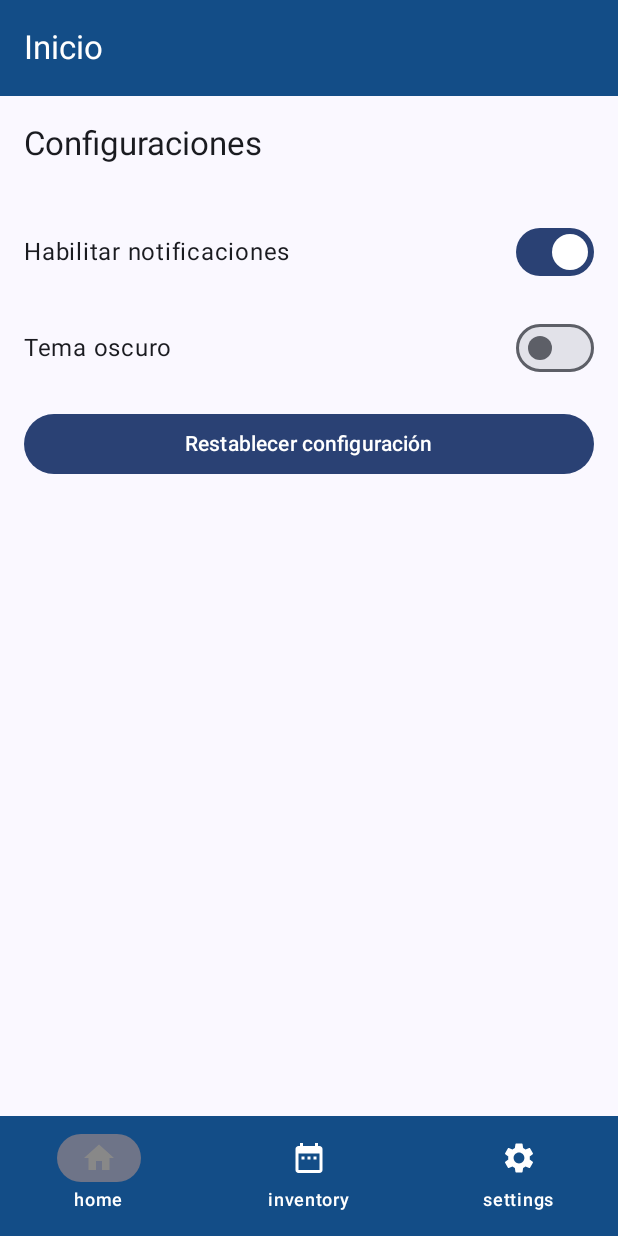
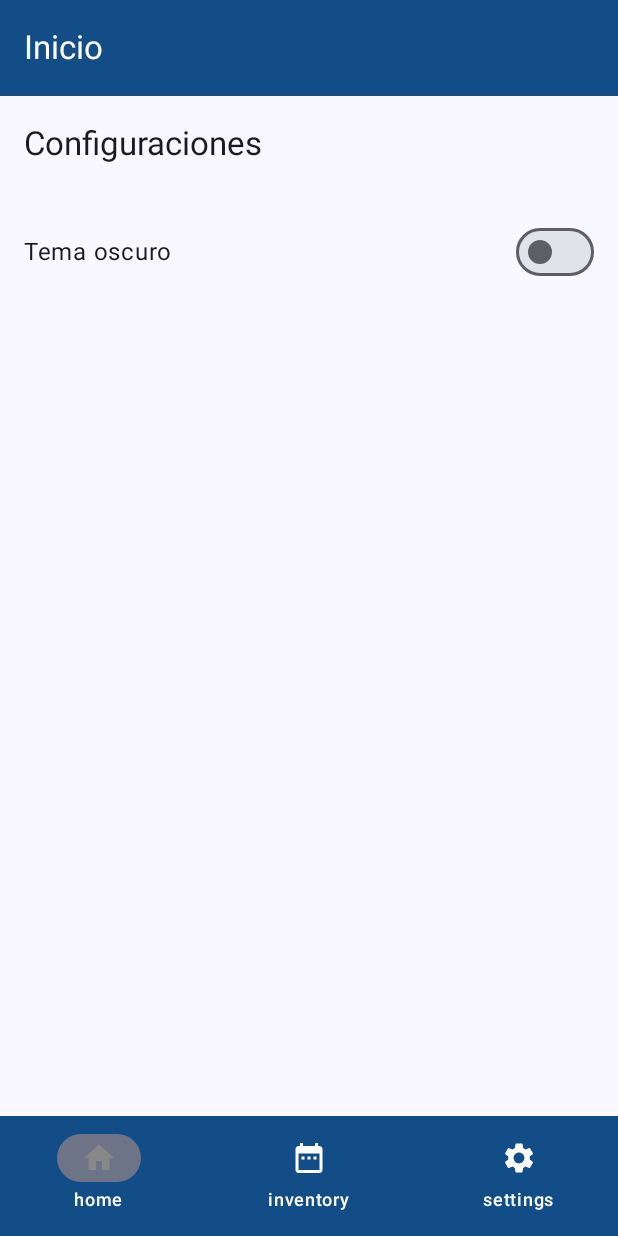
Before and after one commit to EzequielCalcanat/inventoryapp, an Android app built with Jetpack Compose: the SettingsScreen screen opened through its navigation route, on a phone screen of 412 x 824 dp. Run offline under Robolectric (Android 15) with nearby library versions, the phone set to English and light mode, and no system bars.

Commit message:
Remove unnecesary buttons from Settings

```diff
--- a/app/src/main/java/com/ezecalc/inventoryapp_mtw/ui/settings/SettingsScreen.kt
+++ b/app/src/main/java/com/ezecalc/inventoryapp_mtw/ui/settings/SettingsScreen.kt
@@ -16,7 +16,6 @@ fun SettingsScreen(
     isDarkThemeEnabled: Boolean,
     onThemeChange: (Boolean) -> Unit
 ) {
-    val isNotificationsEnabled = remember { mutableStateOf(true) }
 
     Scaffold(
         topBar = {
@@ -32,13 +31,6 @@ fun SettingsScreen(
                 .padding(16.dp),
             horizontalAlignment = Alignment.Start
         ) {
-            SettingSwitch(
-                label = "Habilitar notificaciones",
-                checked = isNotificationsEnabled.value,
-                onCheckedChange = { isNotificationsEnabled.value = it }
-            )
-
-            Spacer(modifier = Modifier.height(16.dp))
 
             SettingSwitch(
                 label = "Tema oscuro",
@@ -48,12 +40,6 @@ fun SettingsScreen(
 
             Spacer(modifier = Modifier.height(16.dp))
 
-            Button(
-                onClick = {},
-                modifier = Modifier.fillMaxWidth()
-            ) {
-                Text("Restablecer configuración")
-            }
         }
     }
 }
```
